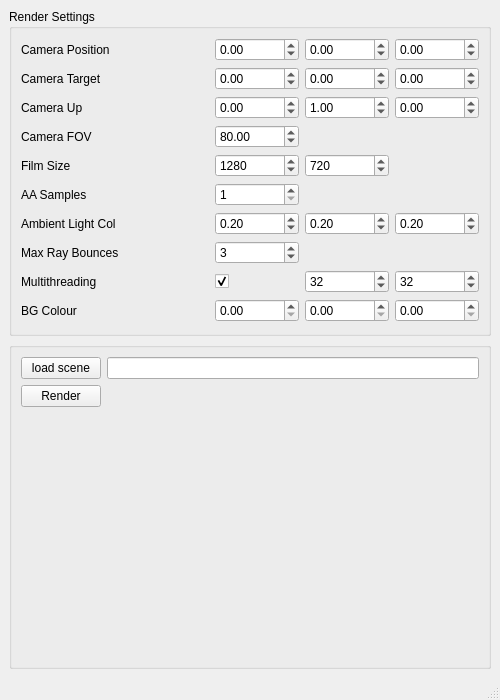
First picture: the form in FinalSubmission/myRT/ui/viewport.ui, repository quentinjcm/CA1_personal_copy, before the edit.
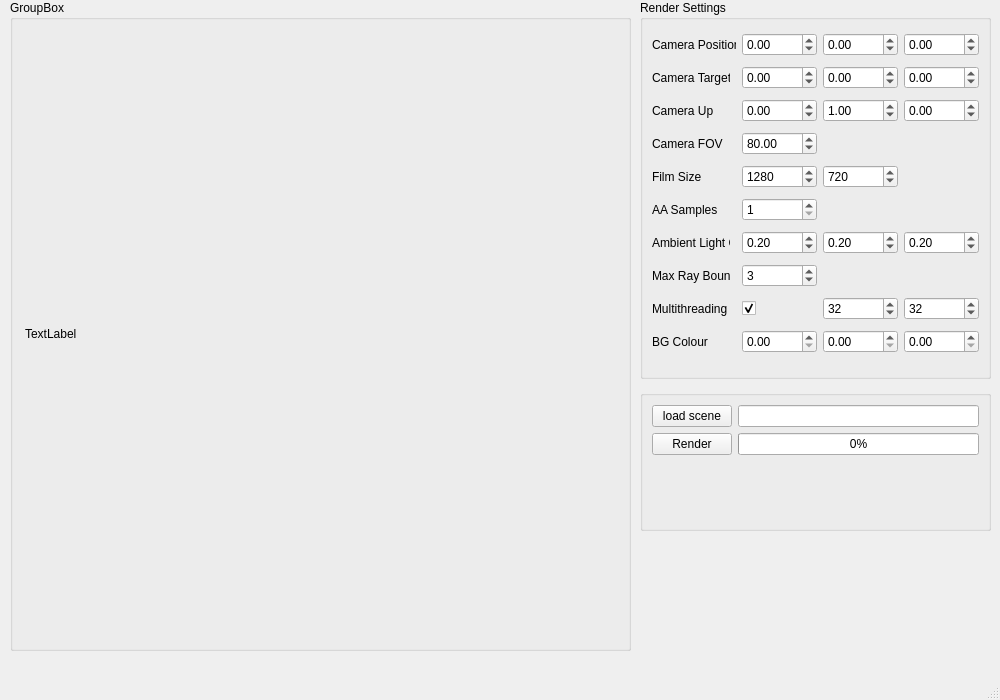
Second picture: the form after the edit.

```diff
--- a/FinalSubmission/myRT/ui/viewport.ui
+++ b/FinalSubmission/myRT/ui/viewport.ui
@@ -6,7 +6,7 @@
    <rect>
     <x>0</x>
     <y>0</y>
-    <width>500</width>
+    <width>1000</width>
     <height>700</height>
    </rect>
   </property>
@@ -14,9 +14,15 @@
    <string>myRT Viewport</string>
   </property>
   <widget class="QWidget" name="centralwidget">
-   <layout class="QGridLayout" name="gridLayout_2">
-    <item row="0" column="0">
      <widget class="QGroupBox" name="s_rednerSettingsGB">
+    <property name="geometry">
+     <rect>
+      <x>640</x>
+      <y>0</y>
+      <width>351</width>
+      <height>379</height>
+     </rect>
+    </property>
       <property name="title">
        <string>Render Settings</string>
       </property>
@@ -335,9 +341,18 @@
        </item>
       </layout>
      </widget>
-    </item>
-    <item row="1" column="0">
      <widget class="QGroupBox" name="groupBox">
+    <property name="enabled">
+     <bool>true</bool>
+    </property>
+    <property name="geometry">
+     <rect>
+      <x>640</x>
+      <y>390</y>
+      <width>351</width>
+      <height>141</height>
+     </rect>
+    </property>
       <property name="title">
        <string/>
       </property>
@@ -359,10 +374,44 @@
          </property>
         </widget>
        </item>
-      </layout>
+     <item row="3" column="1">
+      <widget class="QProgressBar" name="m_renderProgress">
+       <property name="maximum">
+        <number>200</number>
+       </property>
+       <property name="value">
+        <number>0</number>
+       </property>
      </widget>
     </item>
    </layout>
+   </widget>
+   <widget class="QGroupBox" name="groupBox_2">
+    <property name="geometry">
+     <rect>
+      <x>10</x>
+      <y>0</y>
+      <width>621</width>
+      <height>651</height>
+     </rect>
+    </property>
+    <property name="title">
+     <string>GroupBox</string>
+    </property>
+    <widget class="QLabel" name="m_graphicsLable">
+     <property name="geometry">
+      <rect>
+       <x>15</x>
+       <y>33</y>
+       <width>591</width>
+       <height>601</height>
+      </rect>
+     </property>
+     <property name="text">
+      <string>TextLabel</string>
+     </property>
+    </widget>
+   </widget>
   </widget>
   <widget class="QMenuBar" name="menubar">
    <property name="geometry">
```
Left out of the diff: 4 changed lines with no effect on the pictures. Lines whose indentation alone changed are shown as unchanged.
